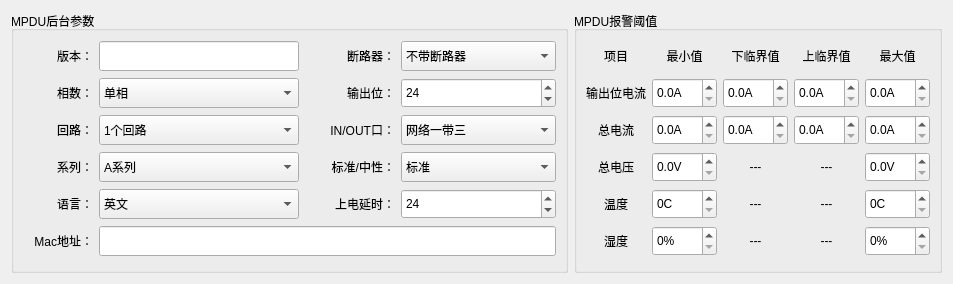
ChinaClever/PDU-Settings, file MasterCtrlSet/home/home_mpduwid.ui: the form before one commit.
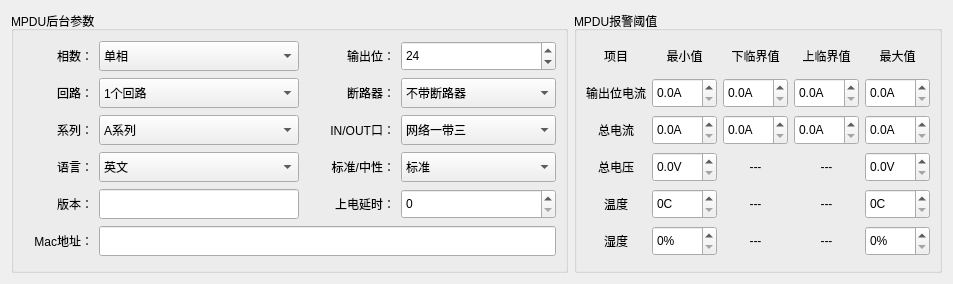
The form after the commit.

Commit message: 更新界面

Patch:
```diff
--- a/MasterCtrlSet/home/home_mpduwid.ui
+++ b/MasterCtrlSet/home/home_mpduwid.ui
@@ -27,86 +27,6 @@
      </property>
      <layout class="QGridLayout" name="gridLayout_3">
       <item row="0" column="0">
-       <widget class="QLabel" name="label_26">
-        <property name="minimumSize">
-         <size>
-          <width>60</width>
-          <height>30</height>
-         </size>
-        </property>
-        <property name="maximumSize">
-         <size>
-          <width>70</width>
-          <height>16777215</height>
-         </size>
-        </property>
-        <property name="text">
-         <string>版本：</string>
-        </property>
-        <property name="alignment">
-         <set>Qt::AlignRight|Qt::AlignTrailing|Qt::AlignVCenter</set>
-        </property>
-       </widget>
-      </item>
-      <item row="0" column="1">
-       <widget class="QLineEdit" name="versionEdit">
-        <property name="minimumSize">
-         <size>
-          <width>0</width>
-          <height>30</height>
-         </size>
-        </property>
-        <property name="maximumSize">
-         <size>
-          <width>200</width>
-          <height>16777215</height>
-         </size>
-        </property>
-       </widget>
-      </item>
-      <item row="0" column="2">
-       <widget class="QLabel" name="label_7">
-        <property name="minimumSize">
-         <size>
-          <width>60</width>
-          <height>30</height>
-         </size>
-        </property>
-        <property name="maximumSize">
-         <size>
-          <width>90</width>
-          <height>16777215</height>
-         </size>
-        </property>
-        <property name="text">
-         <string>断路器：</string>
-        </property>
-        <property name="alignment">
-         <set>Qt::AlignRight|Qt::AlignTrailing|Qt::AlignVCenter</set>
-        </property>
-       </widget>
-      </item>
-      <item row="0" column="3">
-       <widget class="QComboBox" name="breakerBox">
-        <property name="minimumSize">
-         <size>
-          <width>0</width>
-          <height>30</height>
-         </size>
-        </property>
-        <item>
-         <property name="text">
-          <string>不带断路器</string>
-         </property>
-        </item>
-        <item>
-         <property name="text">
-          <string>带断路器</string>
-         </property>
-        </item>
-       </widget>
-      </item>
-      <item row="1" column="0">
        <widget class="QLabel" name="label">
         <property name="minimumSize">
          <size>
@@ -128,7 +48,7 @@
         </property>
        </widget>
       </item>
-      <item row="1" column="1">
+      <item row="0" column="1">
        <widget class="QComboBox" name="lineBox">
         <property name="minimumSize">
          <size>
@@ -148,7 +68,7 @@
         </item>
        </widget>
       </item>
-      <item row="1" column="2">
+      <item row="0" column="2">
        <widget class="QLabel" name="label_3">
         <property name="minimumSize">
          <size>
@@ -170,7 +90,7 @@
         </property>
        </widget>
       </item>
-      <item row="1" column="3">
+      <item row="0" column="3">
        <widget class="QSpinBox" name="outputSpin">
         <property name="minimumSize">
          <size>
@@ -186,7 +106,7 @@
         </property>
        </widget>
       </item>
-      <item row="2" column="0">
+      <item row="1" column="0">
        <widget class="QLabel" name="label_2">
         <property name="minimumSize">
          <size>
@@ -208,7 +128,7 @@
         </property>
        </widget>
       </item>
-      <item row="2" column="1">
+      <item row="1" column="1">
        <widget class="QComboBox" name="loopBox">
         <property name="minimumSize">
          <size>
@@ -243,6 +163,100 @@
         </item>
        </widget>
       </item>
+      <item row="1" column="2">
+       <widget class="QLabel" name="label_7">
+        <property name="minimumSize">
+         <size>
+          <width>60</width>
+          <height>30</height>
+         </size>
+        </property>
+        <property name="maximumSize">
+         <size>
+          <width>90</width>
+          <height>16777215</height>
+         </size>
+        </property>
+        <property name="text">
+         <string>断路器：</string>
+        </property>
+        <property name="alignment">
+         <set>Qt::AlignRight|Qt::AlignTrailing|Qt::AlignVCenter</set>
+        </property>
+       </widget>
+      </item>
+      <item row="1" column="3">
+       <widget class="QComboBox" name="breakerBox">
+        <property name="minimumSize">
+         <size>
+          <width>0</width>
+          <height>30</height>
+         </size>
+        </property>
+        <item>
+         <property name="text">
+          <string>不带断路器</string>
+         </property>
+        </item>
+        <item>
+         <property name="text">
+          <string>带断路器</string>
+         </property>
+        </item>
+       </widget>
+      </item>
+      <item row="2" column="0">
+       <widget class="QLabel" name="label_5">
+        <property name="minimumSize">
+         <size>
+          <width>60</width>
+          <height>30</height>
+         </size>
+        </property>
+        <property name="maximumSize">
+         <size>
+          <width>70</width>
+          <height>16777215</height>
+         </size>
+        </property>
+        <property name="text">
+         <string>系列：</string>
+        </property>
+        <property name="alignment">
+         <set>Qt::AlignRight|Qt::AlignTrailing|Qt::AlignVCenter</set>
+        </property>
+       </widget>
+      </item>
+      <item row="2" column="1">
+       <widget class="QComboBox" name="seriesBox">
+        <property name="minimumSize">
+         <size>
+          <width>0</width>
+          <height>30</height>
+         </size>
+        </property>
+        <item>
+         <property name="text">
+          <string>A系列</string>
+         </property>
+        </item>
+        <item>
+         <property name="text">
+          <string>B系列</string>
+         </property>
+        </item>
+        <item>
+         <property name="text">
+          <string>C系列</string>
+         </property>
+        </item>
+        <item>
+         <property name="text">
+          <string>D系列</string>
+         </property>
+        </item>
+       </widget>
+      </item>
       <item row="2" column="2">
        <widget class="QLabel" name="label_8">
         <property name="minimumSize">
@@ -286,7 +300,7 @@
        </widget>
       </item>
       <item row="3" column="0">
-       <widget class="QLabel" name="label_5">
+       <widget class="QLabel" name="label_6">
         <property name="minimumSize">
          <size>
           <width>60</width>
@@ -300,7 +314,7 @@
          </size>
         </property>
         <property name="text">
-         <string>系列：</string>
+         <string>语言：</string>
         </property>
         <property name="alignment">
          <set>Qt::AlignRight|Qt::AlignTrailing|Qt::AlignVCenter</set>
@@ -308,7 +322,7 @@
        </widget>
       </item>
       <item row="3" column="1">
-       <widget class="QComboBox" name="seriesBox">
+       <widget class="QComboBox" name="languageBox">
         <property name="minimumSize">
          <size>
           <width>0</width>
@@ -317,7 +331,7 @@
         </property>
         <item>
          <property name="text">
-          <string>A系列</string>
+          <string>英文</string>
          </property>
         </item>
         <item>
@@ -380,7 +394,7 @@
        </widget>
       </item>
       <item row="4" column="0">
-       <widget class="QLabel" name="label_6">
+       <widget class="QLabel" name="label_26">
         <property name="minimumSize">
          <size>
           <width>60</width>
@@ -394,7 +408,7 @@
          </size>
         </property>
         <property name="text">
-         <string>语言：</string>
+         <string>版本：</string>
         </property>
         <property name="alignment">
          <set>Qt::AlignRight|Qt::AlignTrailing|Qt::AlignVCenter</set>
@@ -402,23 +416,19 @@
        </widget>
       </item>
       <item row="4" column="1">
-       <widget class="QComboBox" name="languageBox">
+       <widget class="QLineEdit" name="versionEdit">
         <property name="minimumSize">
          <size>
           <width>0</width>
           <height>30</height>
          </size>
         </property>
-        <item>
-         <property name="text">
-          <string>英文</string>
-         </property>
-        </item>
-        <item>
-         <property name="text">
-          <string>中文</string>
-         </property>
-        </item>
+        <property name="maximumSize">
+         <size>
+          <width>200</width>
+          <height>16777215</height>
+         </size>
+        </property>
        </widget>
       </item>
       <item row="4" column="2">
@@ -455,7 +465,7 @@
          <number>42</number>
         </property>
         <property name="value">
-         <number>24</number>
+         <number>0</number>
         </property>
        </widget>
       </item>
```
Left out of the diff: 12 changed lines with no effect on the pictures.
